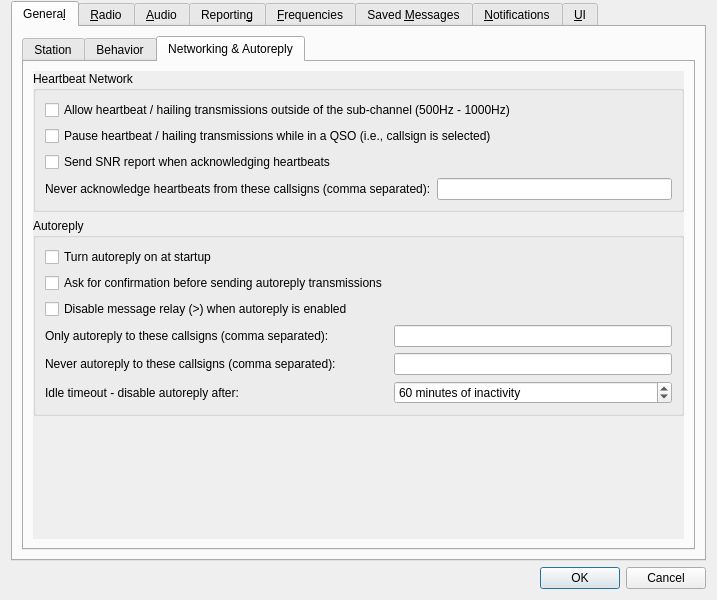
The window that JS8_UI/Configuration.ui (avantol/JS8Call-Subspace-Mode) describes before a commit, drawn with Qt 5.
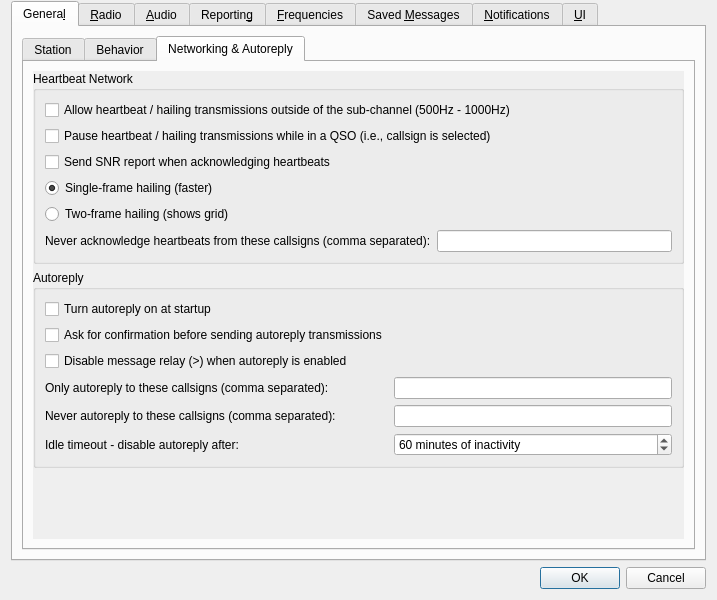
The same window after the commit. The open tabs and pages were chosen to show the change. Custom widgets are drawn as their Qt base class.

Commit message: Build 90: Single-frame decode normalization, crash handler, HAIL config

Diff of the .ui file:
```diff
--- a/JS8_UI/Configuration.ui
+++ b/JS8_UI/Configuration.ui
@@ -793,6 +793,23 @@
                     </property>
                    </widget>
                   </item>
+                  <item>
+                   <widget class="QRadioButton" name="hail_single_frame_radio">
+                    <property name="text">
+                     <string>Single-frame hailing (faster)</string>
+                    </property>
+                    <property name="checked">
+                     <bool>true</bool>
+                    </property>
+                   </widget>
+                  </item>
+                  <item>
+                   <widget class="QRadioButton" name="hail_two_frame_radio">
+                    <property name="text">
+                     <string>Two-frame hailing (shows grid)</string>
+                    </property>
+                   </widget>
+                  </item>
                   <item>
                    <layout class="QFormLayout" name="formLayout_16">
                     <property name="fieldGrowthPolicy">
```
The commit also changes 12 other files.
